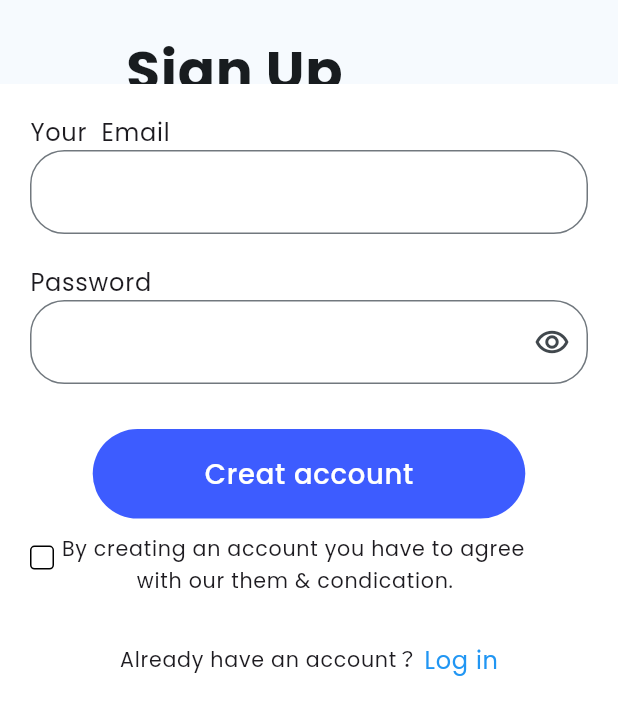
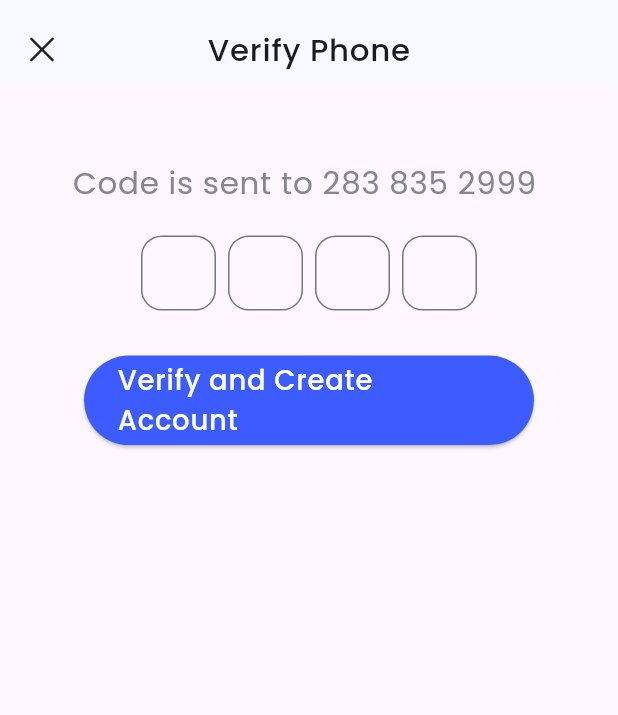
Before and after one commit to kattdGitHub/New_project, a Flutter app: the screen it shows after launch, on a phone screen of 412 x 824 dp. Shown: the top 715 px of the screen. Run offline on Flutter 3.47's test engine with Material 3 defaults, Android fonts, the phone set to English and light mode, and no system bars; our stand-ins replace flutter_screenutil.

Commit message:
Login done

```diff
--- a/lib/halper/appbtn.dart
+++ b/lib/halper/appbtn.dart
@@ -1,3 +1,4 @@
+import 'package:flutter/cupertino.dart';
 import 'package:flutter/material.dart';
 import 'package:flutter_screenutil/flutter_screenutil.dart';
 
@@ -30,7 +31,8 @@ class AppBtn extends StatelessWidget {
     return Row(
       mainAxisAlignment: MainAxisAlignment.center,
       children: [
-        SizedBox(
+        Container(
+          decoration: BoxDecoration(borderRadius: BorderRadius.circular(25)),
           height: height.h,
           width: AppConfig.width * width,
           child: ElevatedButton(
@@ -40,8 +42,9 @@ class AppBtn extends StatelessWidget {
                   Size(AppConfig.width * width, height.h)),
               minimumSize: MaterialStateProperty.all(
                   Size(AppConfig.width * width, height.h)),
-              backgroundColor:
-                  MaterialStateProperty.all(color ?? AppColors.primaryColor),
+              backgroundColor: MaterialStateProperty.all(
+                color ?? AppColors.primaryColor,
+              ),
             ),
             child: !isLoading
                 ? Padding(
--- a/lib/halper/halper.dart
+++ b/lib/halper/halper.dart
@@ -112,11 +112,11 @@ TextFormField TextFieldCustom({
   return TextFormField(
     controller: controller,
     decoration: InputDecoration(
-      suffixIcon:   suffixIcon,
+      suffixIcon: suffixIcon,
       prefixIcon: prefixIcon,
       hintText: hintText,
       border: OutlineInputBorder(
-        borderRadius: BorderRadius.circular(borderRadius ?? 20.r),
+        borderRadius: BorderRadius.circular(borderRadius ?? 12.r),
         borderSide: BorderSide(
           color: borderColor,
         ),
--- a/lib/main.dart
+++ b/lib/main.dart
@@ -3,6 +3,9 @@ import 'dart:ui';
 import 'package:flutter/material.dart';
 import 'package:flutter_screenutil/flutter_screenutil.dart';
 import 'package:new_projact/halper/Appconfig.dart';
+import 'package:new_projact/screen%20/logscreen.dart';
+import 'package:new_projact/screen%20/phoneNumbwr.dart';
+import 'package:new_projact/screen%20/phoneVerify.dart';
 import 'package:new_projact/screen%20/signup.dart';
 import 'package:new_projact/screen%20/splassScreen.dart';
 
@@ -96,7 +99,7 @@ class MyApp extends StatelessWidget {
           ),
           primaryColor: Color(0xff3D5CFF),
         ),
-        home: const SignUpScreen(),
+        home: const PhoneVerify(),
       ),
     );
   }
--- /dev/null
+++ b/lib/screen /phoneVerify.dart
@@ -0,0 +1,168 @@
+import 'package:flutter/cupertino.dart';
+import 'package:flutter/material.dart';
+import 'package:flutter_screenutil/flutter_screenutil.dart';
+import 'package:new_projact/halper/Appconfig.dart';
+import 'package:new_projact/halper/appbtn.dart';
+import 'package:new_projact/halper/halper.dart';
+
+import '../halper/appColor.dart';
+
+class PhoneVerify extends StatelessWidget {
+  const PhoneVerify({super.key});
+
+  @override
+  Widget build(BuildContext context) {
+    var height = 50.0;
+    var width = 300.0;
+    return Scaffold(
+      appBar: AppBar(
+        leading: Icon(
+          CupertinoIcons.xmark,
+        ).paddingOnly(top: 10),
+        title: Text(
+          "Verify Phone",
+          style: TextStyle(
+            fontWeight: FontWeight.w500,
+            fontSize: 18.sp,
+          ),
+        ).paddingOnly(top: 10),
+        centerTitle: true,
+      ),
+      body: SingleChildScrollView(
+        child: Column(
+          mainAxisAlignment: MainAxisAlignment.start,
+          crossAxisAlignment: CrossAxisAlignment.center,
+          children: [
+            hSize(50),
+            Center(
+              child: Text(
+                "Code is sent to 283 835 2999 ",
+                style: TextStyle(
+                    fontSize: 18.sp,
+                    fontWeight: FontWeight.w400,
+                    color: Color(0xff858597)),
+              ),
+            ),
+            Row(
+              mainAxisAlignment: MainAxisAlignment.center,
+              children: [
+                Container(
+                  width: 50,
+                  height: 50,
+                  child: TextFieldCustom(),
+                ),
+                wSize(8),
+                Container(
+                  width: 50,
+                  height: 50,
+                  child: TextFieldCustom(),
+                ),
+                wSize(8),
+                Container(
+                  width: 50,
+                  height: 50,
+                  child: TextFieldCustom(),
+                ),
+                wSize(8),
+                Container(
+                  width: 50,
+                  height: 50,
+                  child: TextFieldCustom(),
+                ),
+              ],
+            ).paddingOnly(top: 20, bottom: 30),
+            ElevatedButton(
+              style: ButtonStyle(
+                maximumSize: MaterialStateProperty.all(Size(width, height.h)),
+                minimumSize: MaterialStateProperty.all(Size(width, height.h)),
+                backgroundColor: MaterialStateProperty.all(
+                  AppColors.primaryColor,
+                ),
+              ),
+              onPressed: () {
+                _phonedialog(context);
+              },
+              child: Text(
+                "Verify and Create Account",
+                style: TextStyle(
+                  color: Colors.white,
+                  fontWeight: FontWeight.w500,
+                  fontSize: 16.sp,
+                ),
+              ),
+            )
+          ],
+        ),
+      ),
+    );
+  }
+}
+
+void _phonedialog(BuildContext context) {
+  showDialog(
+    context: context,
+    builder: (BuildContext context) {
+      var width = 200.0;
+      var height = 50.0;
+      return AlertDialog(
+        actions: [
+          hSize(20),
+          Center(
+            child: Column(
+              children: [
+                Container(
+                  height: 64,
+                  width: 64,
+                  child: Icon(
+                    Icons.done,
+                    color: Colors.white,
+                    size: 50,
+                  ),
+                  decoration: BoxDecoration(
+                      shape: BoxShape.circle, color: AppColors.primaryColor),
+                ),
+                Text(
+                  "Success",
+                  style: TextStyle(
+                    fontWeight: FontWeight.w500,
+                    fontSize: 16.sp,
+                  ),
+                ).paddingOnly(top: 20, bottom: 10),
+                Text(
+                  '''Congratulations, you have
+completed your registration!''',
+                  style: TextStyle(
+                    fontWeight: FontWeight.w400,
+                    fontSize: 12.sp,
+                  ),
+                ).paddingOnly(bottom: 10),
+                ElevatedButton(
+                  style: ButtonStyle(
+                    maximumSize:
+                        MaterialStateProperty.all(Size(width, height.h)),
+                    minimumSize:
+                        MaterialStateProperty.all(Size(width, height.h)),
+                    backgroundColor: MaterialStateProperty.all(
+                      AppColors.primaryColor,
+                    ),
+                  ),
+                  onPressed: () {
+
+                  },
+                  child: Text(
+                    "Done",
+                    style: TextStyle(
+                      color: Colors.white,
+                      fontWeight: FontWeight.w500,
+                      fontSize: 16.sp,
+                    ),
+                  ),
+                )
+              ],
+            ),
+          )
+        ],
+      );
+    },
+  );
+}
--- a/pubspec.yaml
+++ b/pubspec.yaml
@@ -30,6 +30,7 @@ flutter:
   uses-material-design: true
   assets:
     - assets/splaasScreenImage/
+    - assets/
   fonts:
     - family: Poppins
       fonts:
```
Also changed, not shown: lib/screen /logscreen.dart (added, +135 -0 lines), lib/screen /phoneNumbwr.dart (added, +70 -0 lines), lib/screen /signup.dart (+24 -11 lines), assets/GooglePhoto.jpg (added), assets/PhoneNumberLOG.png (added), lib/generated/assets.dart.
